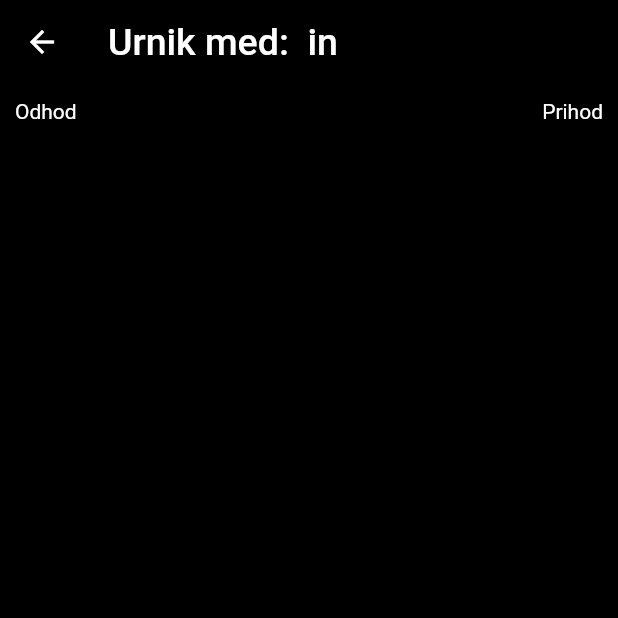
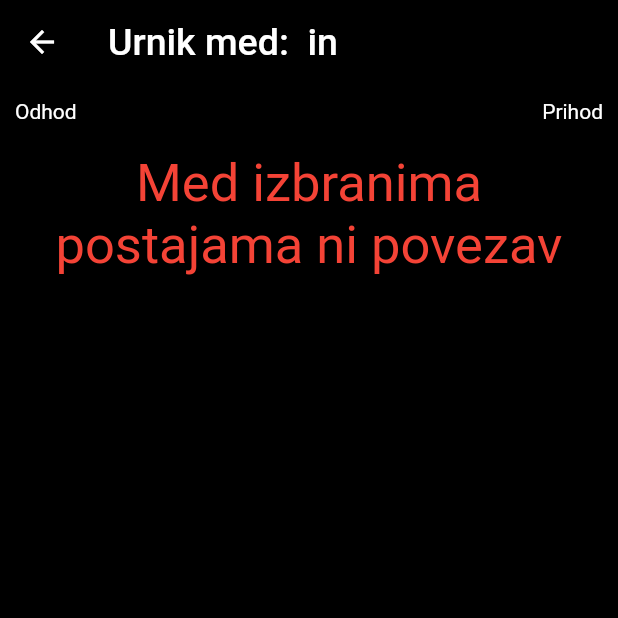
Before and after one commit to andryot/Arriva-prihodi, a Flutter app: the screen it shows after launch, after a tap on "Išči", on a phone screen of 412 x 824 dp, the top half of it. Run offline on Flutter 3.47's test engine with Material 2 defaults, Android fonts, the light colour scheme and no system bars; drawn by our look-alikes of auto_size_text; our stand-ins replace datetime_picker_formfield, flutter_spinkit; network calls fail.

Commit message:
29.02.2020 -v2

```diff
--- a/lib/HomePage.dart
+++ b/lib/HomePage.dart
@@ -237,19 +237,34 @@ Future<void> fetch(String depar, String dest, DateTime date1) async {
   document.getElementsByClassName('length').forEach((dom.Element element){
       kilometers.add(element.text);
   });
+  if(kilometers.length > 0)
   kilometers.removeAt(0);
 
   price.clear();
   document.getElementsByClassName('price').forEach((dom.Element element){
       price.add(element.text.replaceAll("EUR", "€"));
   });
+  if(price.length > 0)
   price.removeAt(0);
+
   lane.clear();
-  document.getElementsByClassName('peron').forEach((dom.Element element){
-      lane.add(element.getElementsByTagName('span').last.text);
+  var counter = 0;
+  document.getElementsByClassName('duration').forEach((dom.Element element){
+      element.getElementsByClassName('peron').forEach((dom.Element element2){
+        lane.add(element2.getElementsByTagName("span").last.text);
+        print(lane);
+      });
+      if (lane.length == counter && counter != 2){
+        lane.add("/");
+
+      }
+      counter++;
   });
+  if(lane.length > 0)
+  lane.removeAt(0);
 
-  print(lane);
+
+
 
 
 
--- a/lib/routes.dart
+++ b/lib/routes.dart
@@ -50,7 +50,12 @@ Widget getTextWidgets(List<String> departure, List<String> arrival, BuildContext
     {
       list.clear();
     }
-
+    if (departures.length == 0){
+      list.add(Padding(padding: EdgeInsets.all(10)));
+      list.add(Center(child: Text("Med izbranima postajama ni povezav", style: TextStyle(color: Colors.red, fontSize: 35,), textAlign: TextAlign.center,),),);
+      return new Wrap(children: list);
+    }
+    else {
     for(var i = 0; i < departures.length; i++){
 
            /*if(i % 2 == 1){
@@ -124,7 +129,7 @@ Widget getTextWidgets(List<String> departure, List<String> arrival, BuildContext
                           ),
                           Padding(
                             padding: EdgeInsets.only(top: 8.0),
-                            child: Text("Peron " + lane[i], style: TextStyle(color: Colors.white, fontSize: 20, fontWeight: FontWeight.bold)),
+                            child: Text("Peron: " + lane[i], style: TextStyle(color: Colors.white, fontSize: 20, fontWeight: FontWeight.bold)),
                           ),
                         ],
                       ),
@@ -149,6 +154,7 @@ Widget getTextWidgets(List<String> departure, List<String> arrival, BuildContext
           ));
     }
     return new Wrap(children: list);
+  }
   }
 
 
```
